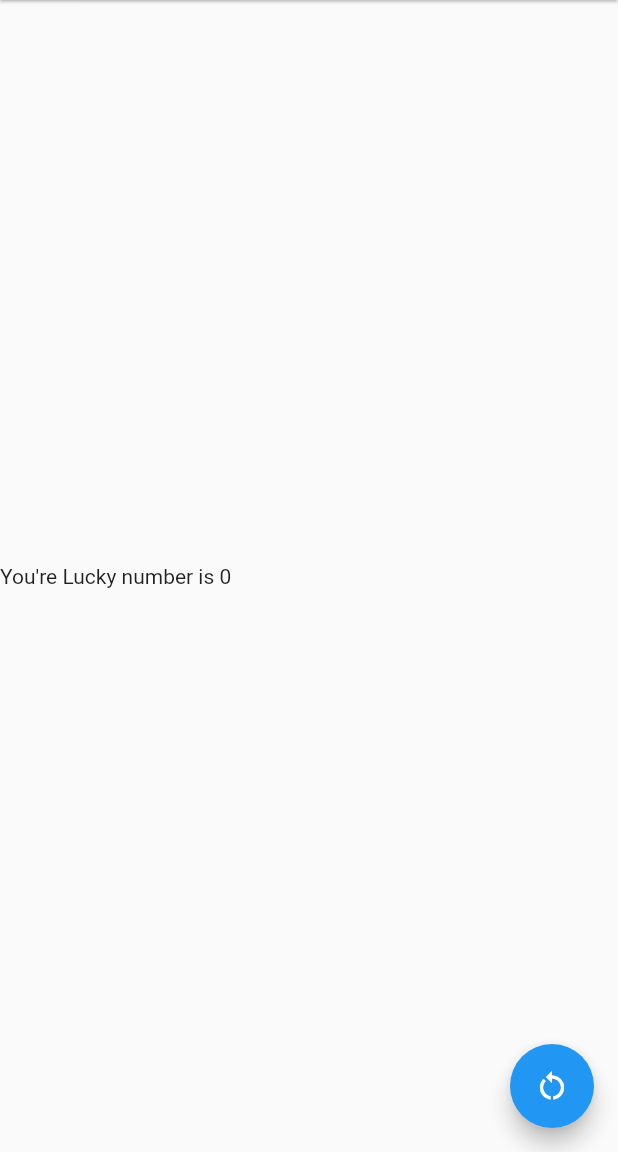
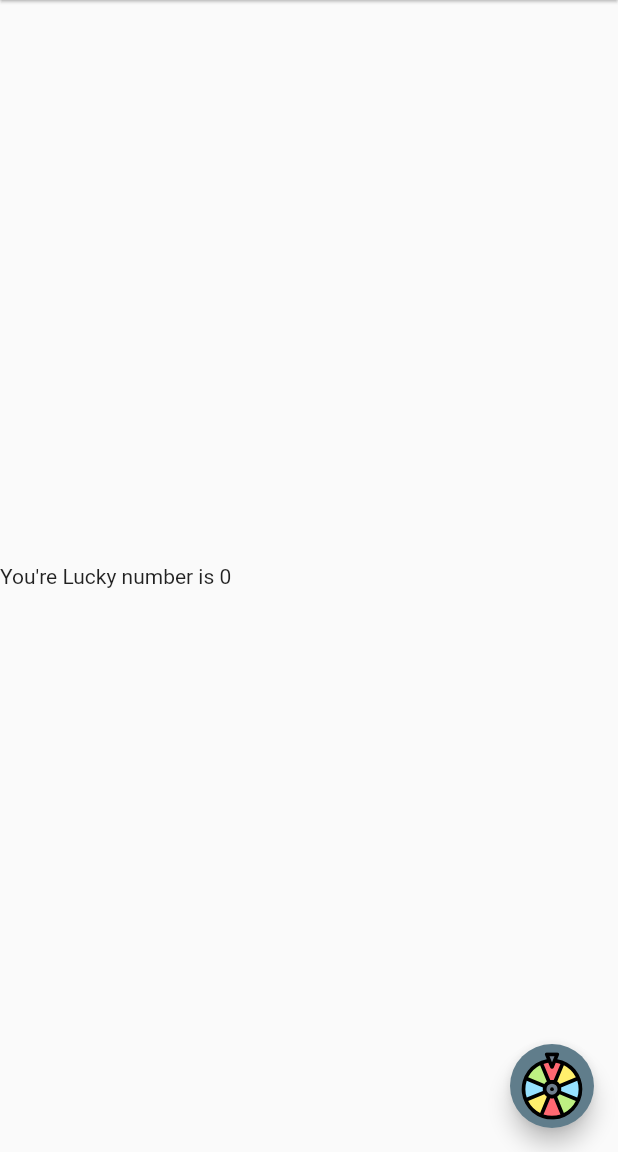
Before and after one commit to CodewithAnn/Flutter-Lottery-App, a Flutter app: the screen it shows after launch, on a phone screen of 412 x 824 dp, the part 84-1236 px from its top. Run offline on Flutter 3.47's test engine with Material 2 defaults, Android fonts, the phone set to English and light mode, and no system bars; our stand-ins replace flutter_svg.

Commit message:
added Custom icons

```diff
--- a/lib/main.dart
+++ b/lib/main.dart
@@ -1,4 +1,5 @@
 import 'package:flutter/material.dart';
+import 'package:flutter_svg/flutter_svg.dart';
 
 void main() {
   runApp(
@@ -44,8 +45,14 @@ class _LotteryHomePageState extends State<LotteryHomePage> {
           children: [Text("You're Lucky number is $luckyNumber ")],
         ),
         floatingActionButton: FloatingActionButton(
+          backgroundColor: Colors.blueGrey,
           onPressed: () {},
-          child: const Icon(Icons.restart_alt_sharp),
+          child: SvgPicture.asset(
+            'icons/lottery_wheel.svg',
+            alignment: Alignment.center,
+            height: 45,
+            width: 50,
+          ),
         ),
       ),
     );
```
Also changed, not shown: pubspec.yaml (+4 -3 lines), icons/lottery-drum.svg (added), icons/lottery_wheel.svg (added), icons/lottery_wheel_stand.svg (added), pubspec.lock.
